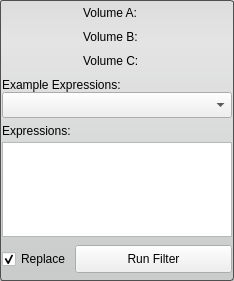
jessdtate/Seg3D, file Interface/ToolInterface/ArithmeticFilterInterface.ui: the form before one commit.
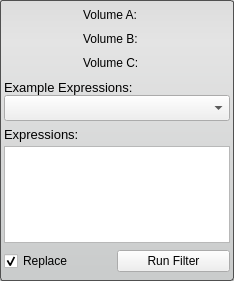
The form after the commit.

```diff
--- a/Interface/ToolInterface/ArithmeticFilterInterface.ui
+++ b/Interface/ToolInterface/ArithmeticFilterInterface.ui
@@ -43,7 +43,7 @@
     <number>2</number>
    </property>
    <property name="margin">
-    <number>2</number>
+    <number>4</number>
    </property>
    <item>
     <widget class="QWidget" name="widget" native="true">
@@ -185,6 +185,11 @@
       </property>
       <item>
        <widget class="QLabel" name="label">
+        <property name="font">
+         <font>
+          <pointsize>10</pointsize>
+         </font>
+        </property>
         <property name="text">
          <string>Example Expressions:</string>
         </property>
@@ -226,6 +231,11 @@
           <verstretch>0</verstretch>
          </sizepolicy>
         </property>
+        <property name="font">
+         <font>
+          <pointsize>10</pointsize>
+         </font>
+        </property>
         <property name="text">
          <string>Expressions:</string>
         </property>
@@ -245,37 +255,28 @@
     </widget>
    </item>
    <item>
-    <widget class="QWidget" name="widget_5" native="true">
-     <layout class="QHBoxLayout" name="horizontalLayout_4" stretch="1,3">
+    <widget class="QWidget" name="replaceRunWidget" native="true">
+     <property name="minimumSize">
+      <size>
+       <width>0</width>
+       <height>32</height>
+      </size>
+     </property>
+     <property name="maximumSize">
+      <size>
+       <width>16777215</width>
+       <height>32</height>
+      </size>
+     </property>
+     <layout class="QHBoxLayout" name="horizontalLayout" stretch="1,1">
       <property name="spacing">
-       <number>4</number>
-      </property>
-      <property name="leftMargin">
        <number>0</number>
       </property>
-      <property name="topMargin">
-       <number>4</number>
-      </property>
-      <property name="rightMargin">
+      <property name="margin">
        <number>0</number>
       </property>
-      <property name="bottomMargin">
-       <number>4</number>
-      </property>
       <item>
        <widget class="QCheckBox" name="replaceCheckBox">
-        <property name="minimumSize">
-         <size>
-          <width>0</width>
-          <height>32</height>
-         </size>
-        </property>
-        <property name="maximumSize">
-         <size>
-          <width>16777215</width>
-          <height>32</height>
-         </size>
-        </property>
         <property name="text">
          <string>Replace</string>
         </property>
@@ -286,18 +287,6 @@
       </item>
       <item>
        <widget class="QPushButton" name="runFilterButton">
-        <property name="minimumSize">
-         <size>
-          <width>0</width>
-          <height>28</height>
-         </size>
-        </property>
-        <property name="maximumSize">
-         <size>
-          <width>16777215</width>
-          <height>28</height>
-         </size>
-        </property>
         <property name="text">
          <string>Run Filter</string>
         </property>
```
